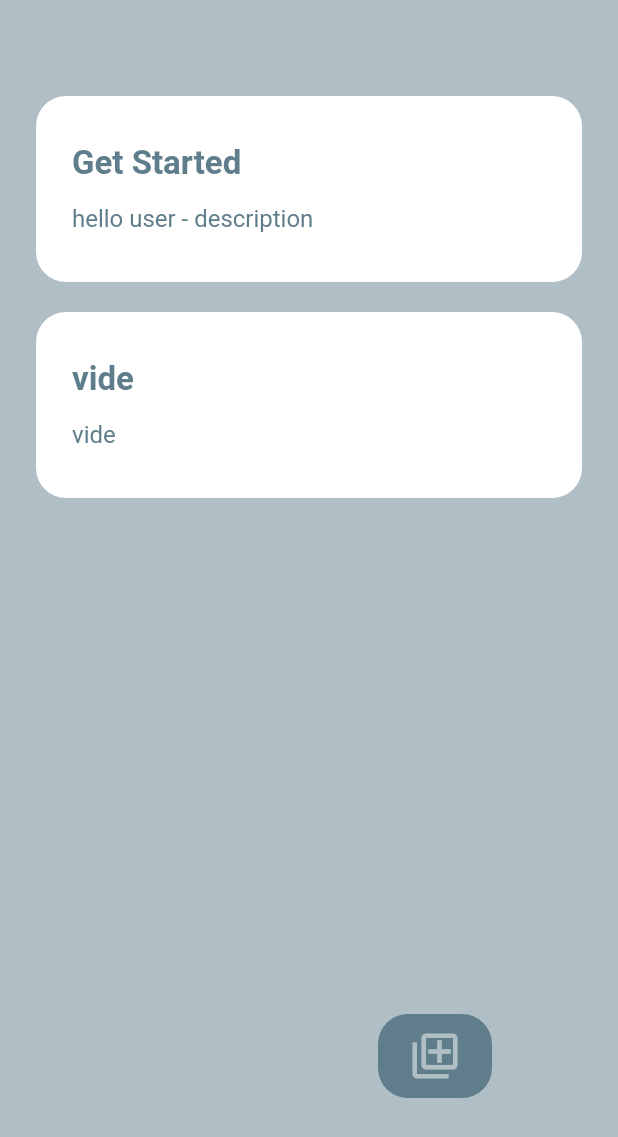
After one commit to arturribeiro10/projetflutter_nam, a Flutter app: the Homepage screen opened directly, on a phone screen of 412 x 824 dp. The commit adds this screen. Shown: the top 1137 px of the screen. Run offline on Flutter 3.47's test engine with Material 2 defaults, Android fonts, the phone set to English and light mode, and no system bars.

Commit message:
containers de base et FAB

```diff
--- a/lib/main.dart
+++ b/lib/main.dart
@@ -1,4 +1,5 @@
 import 'package:flutter/material.dart';
+<<<<<<< HEAD
 
 void main() {
   runApp(const MyApp());
@@ -113,3 +114,37 @@ class _MyHomePageState extends State<MyHomePage> {
     );
   }
 }
+=======
+import 'package:projetflutter_nam/screens/homepage.dart';
+
+void main() {
+  runApp(MyApp());
+  //mettre le notifier provider le plus proche possible du runApp
+}
+
+class MyApp extends StatelessWidget {
+  @override
+  Widget build(BuildContext context){
+    return const MaterialApp(
+      home: Homepage(),
+    );
+  }
+}
+
+/*
+class MyApp extends StatelessWidget {
+  @override
+  Widget build(BuildContext context) {
+    return MaterialApp(
+      debugShowCheckedModeBanner: false,
+      theme: ThemeData(
+        textTheme: GoogleFonts.nunitoSansTextTheme(
+          Theme.of(context).textTheme,
+        ),
+      ),
+      home: Homepage(),
+    );
+  }
+}
+ */
+>>>>>>> a908dfc (containers de base et FAB)
--- /dev/null
+++ b/lib/screens/homepage.dart
@@ -0,0 +1,70 @@
+import 'package:flutter/cupertino.dart';
+import 'package:flutter/material.dart';
+import 'package:flutter/rendering.dart';
+import 'package:projetflutter_nam/widgets.dart';
+
+class Homepage extends StatefulWidget {
+  const Homepage({Key? key}) : super(key: key);
+  @override
+  State<Homepage> createState() => _HomepageState();
+}
+
+class _HomepageState extends State<Homepage> {
+  @override
+  Widget build(BuildContext context) {
+    return Scaffold(
+      body: SafeArea(
+        child:Container(
+          width: double.infinity,
+          padding: const EdgeInsets.symmetric(
+            horizontal: 24.0,
+            vertical: 32.0,
+          ),
+          color: Color(0xFFB0BEC5),
+          child: Stack(
+            children:[
+              Column(
+                crossAxisAlignment: CrossAxisAlignment.start,
+                children: [
+                  Container(
+                    margin: const EdgeInsets.only(
+                      bottom: 32.0,
+                    ),
+                  ),
+                  TaskCardWidget(
+                      title: "Get Started",
+                      desc: "hello user - description"
+                  ),
+                  TaskCardWidget(
+                    title:"vide",
+                    desc: "vide",
+                  ),
+                ],
+              ),
+              Positioned(
+                bottom: 60.0,
+                  right: 60.0,
+                child: Container(
+                  padding: const EdgeInsets.symmetric(
+                    horizontal: 20.0,
+                    vertical: 10.0,
+                  ),
+                  decoration: BoxDecoration(
+                    color: Colors.blueGrey,
+                      borderRadius: BorderRadius.circular(20.0)
+                  ),
+                  child: const Icon(
+                    Icons.add_to_photos_outlined,
+                    color: Color(0xFFB0BEC5),
+                    size: 36.0,
+                  ),
+                ),
+              )
+            ]
+        ),
+        ),
+
+      ),
+    );
+  }
+}
--- /dev/null
+++ b/lib/widgets.dart
@@ -0,0 +1,52 @@
+import 'package:flutter/material.dart';
+
+class TaskCardWidget extends StatelessWidget {
+  final String title;
+  final String desc;
+
+  TaskCardWidget({required this.title, required this.desc});
+
+  @override
+  Widget build(BuildContext context) {
+    return Container(
+      width: double.infinity,
+      padding: const EdgeInsets.symmetric(
+        vertical: 32.0,
+        horizontal: 24.0,
+      ),
+      margin: const EdgeInsets.only(
+        bottom: 20.0,
+      ),
+      decoration: BoxDecoration(
+          color: Colors.white,
+          borderRadius: BorderRadius.circular(20.0)
+      ),
+      child: Column(
+        crossAxisAlignment: CrossAxisAlignment.start,
+        children: [
+          Text(
+            title ?? "(unnamed task)",
+            style: const TextStyle(
+              color: Colors.blueGrey,
+              fontSize: 22.0,
+              fontWeight: FontWeight.bold,
+            ),
+          ),
+          Padding(
+            padding: const EdgeInsets.only(
+              top: 10.0,
+            ),
+            child: Text(
+              desc ?? "no description added",
+              style: const TextStyle(
+                fontSize: 16.0,
+                color: Colors.blueGrey,
+                height: 1.5,
+              ),
+            ),
+          )
+        ],
+      ),
+    );
+  }
+}
```
